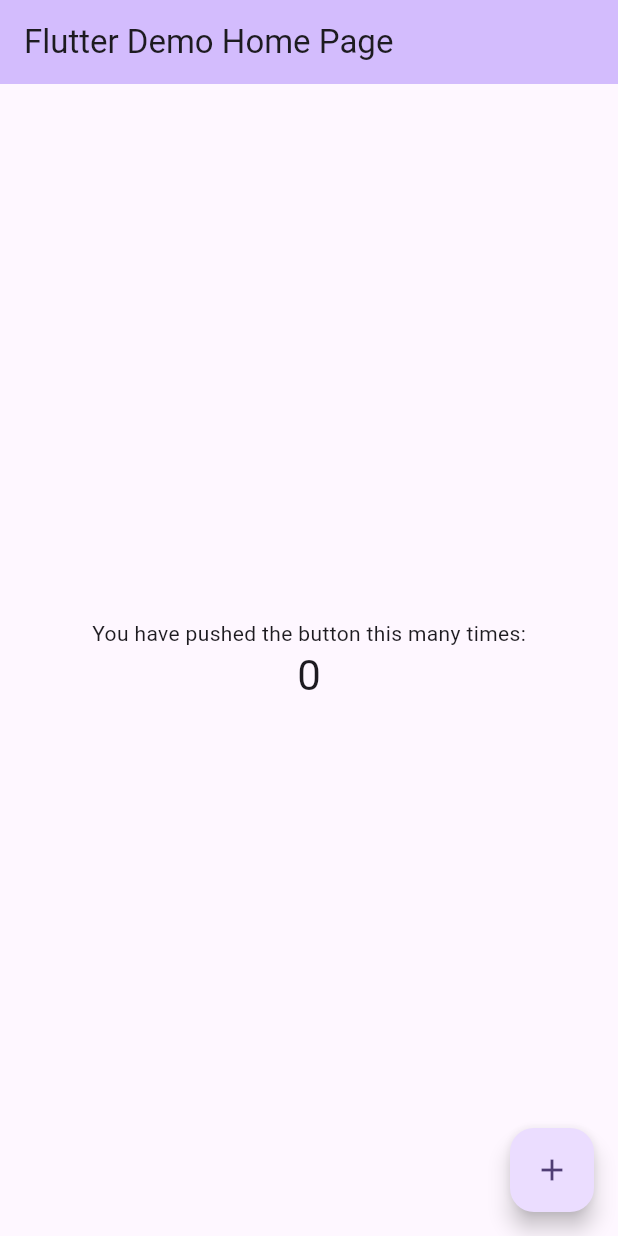
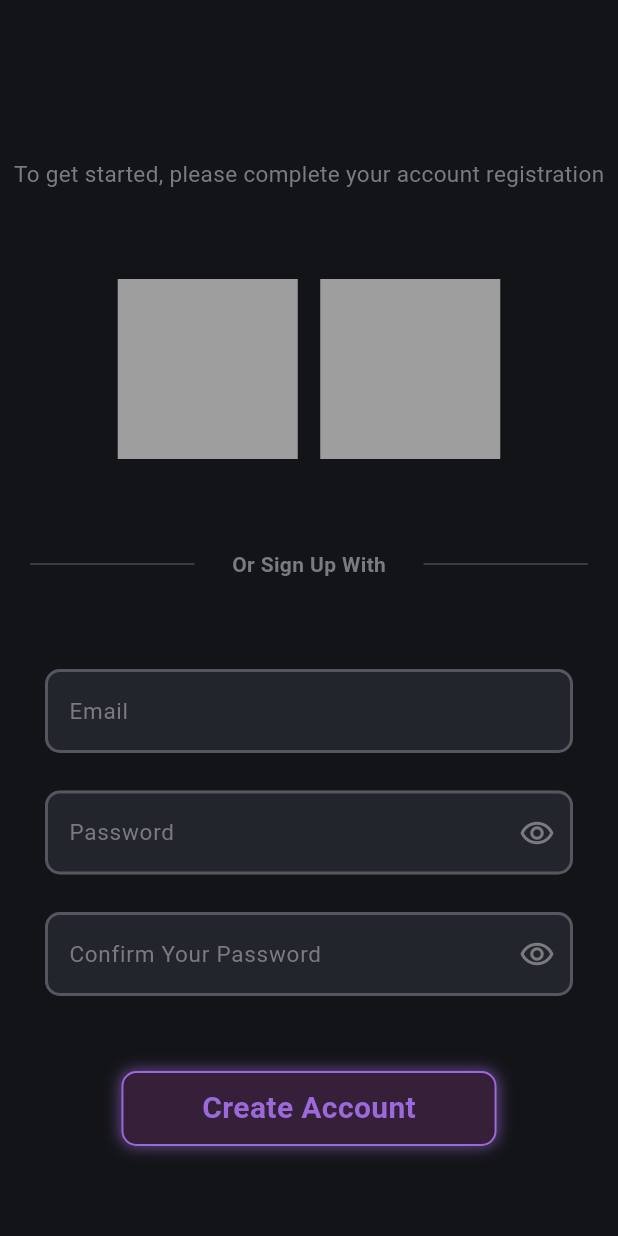
Before and after one commit to incubusdev/loomi, a Flutter app: the screen it shows after launch, on a phone screen of 412 x 824 dp. Run offline on Flutter 3.47's test engine with Material 3 defaults, Android fonts, the phone set to English and light mode, and no system bars; our stand-ins replace get.

Commit message:
i've created  folder structure ,start routes, start login UI and some UI components

```diff
--- /dev/null
+++ b/lib/components/loomi_main_Buttom.dart
@@ -0,0 +1,28 @@
+// ignore_for_file: use_key_in_widget_constructors
+
+import 'package:flutter/material.dart';
+
+class LoomiMainButtom extends StatelessWidget {
+
+  @override
+  Widget build(BuildContext context) {
+    return InkWell(
+    onTap: () {
+
+    },
+      child: Container(
+        height: 50,
+        width: 250,
+        decoration: BoxDecoration(
+
+            boxShadow: [BoxShadow(blurRadius: 8,color: Color.fromARGB(158, 156, 105, 218),spreadRadius: 0.5,)],
+            borderRadius: BorderRadius.circular(10),
+            color: Color.fromARGB(255, 53, 31, 57),
+            border: Border.all(
+            width: 1.3, color: const Color.fromARGB(255, 155, 105, 218))),
+      child: Center(child: Text('Create Account',style: TextStyle(color: Color.fromARGB(255, 155, 105, 218),fontWeight: FontWeight.bold,fontSize: 20),)),
+
+      ),
+    );
+  }
+}
--- /dev/null
+++ b/lib/components/loomi_simple_text.dart
@@ -0,0 +1,24 @@
+// ignore_for_file: must_be_immutable
+
+import 'package:flutter/material.dart';
+
+class LoomiSimpleText extends StatelessWidget {
+  String text;
+  double? fontSize;
+  LoomiSimpleText({
+    Key? key,
+    required this.text,
+    this.fontSize = 15,
+  }) : super(key: key);
+
+  @override
+  Widget build(BuildContext context) {
+    return Text(
+      text,
+      style: TextStyle(
+          fontWeight: FontWeight.w400,
+          color: Color.fromARGB(255, 121, 123, 127),
+          fontSize: fontSize),
+    );
+  }
+}
--- /dev/null
+++ b/lib/components/loomi_textField.dart
@@ -0,0 +1,41 @@
+// ignore_for_file: must_be_immutable
+
+import 'package:flutter/material.dart';
+
+class LoomiTextField extends StatelessWidget {
+  TextEditingController? controller;
+  String? hintText;
+  bool eyeIcon;
+   bool isobscureText;
+  Function()? eyeIconButton;
+  LoomiTextField({this.controller, this.hintText, this.eyeIcon = false,this.isobscureText = false,this.eyeIconButton});
+
+  @override
+  Widget build(BuildContext context) {
+    return TextField(
+       obscureText: isobscureText,
+      style: TextStyle(color: const Color.fromARGB(255, 121, 123, 127)),
+      controller: controller,
+      decoration: InputDecoration(
+          suffixIcon: Visibility(
+              visible: eyeIcon,
+              child: IconButton(
+                onPressed: eyeIconButton,
+                icon: Icon(Icons.remove_red_eye_outlined,color: isobscureText ? Color.fromARGB(255, 121, 123, 127) : const Color.fromARGB(255, 155, 105, 218),),
+              )),
+          enabledBorder: OutlineInputBorder(
+              borderRadius: BorderRadius.circular(10),
+              borderSide: BorderSide(
+                  color: const Color.fromARGB(255, 85, 86, 97), width: 2)),
+          filled: true,
+          fillColor: const Color.fromARGB(255, 35, 37, 44),
+          focusedBorder: OutlineInputBorder(
+              borderSide:
+                  BorderSide(color: Color.fromARGB(255, 85, 86, 97), width: 2),
+              borderRadius: BorderRadius.circular(10)),
+          hintText: hintText,
+          hintStyle: TextStyle(
+              color: Color.fromARGB(255, 121, 123, 127), fontSize: 15)),
+    );
+  }
+}
--- a/lib/main.dart
+++ b/lib/main.dart
@@ -1,4 +1,8 @@
 import 'package:flutter/material.dart';
+import 'package:get/get.dart';
+import 'package:loomiproject/modules/login/blocs/login_bindings.dart';
+import 'package:loomiproject/modules/login/view/login_view.dart';
+import 'package:loomiproject/routes/routes.dart';
 
 void main() {
   runApp(const MyApp());
@@ -10,116 +14,16 @@
   // This widget is the root of your application.
   @override
   Widget build(BuildContext context) {
-    return MaterialApp(
+    return GetMaterialApp(
+initialBinding: LoginBindings(),
+   initialRoute: Routes.LOGIN,
+getPages: Routes.createRoutes(),
       title: 'Flutter Demo',
       theme: ThemeData(
-        // This is the theme of your application.
-        //
-        // TRY THIS: Try running your application with "flutter run". You'll see
-        // the application has a purple toolbar. Then, without quitting the app,
-        // try changing the seedColor in the colorScheme below to Colors.green
-        // and then invoke "hot reload" (save your changes or press the "hot
-        // reload" button in a Flutter-supported IDE, or press "r" if you used
-        // the command line to start the app).
-        //
-        // Notice that the counter didn't reset back to zero; the application
-        // state is not lost during the reload. To reset the state, use hot
-        // restart instead.
-        //
-        // This works for code too, not just values: Most code changes can be
-        // tested with just a hot reload.
         colorScheme: ColorScheme.fromSeed(seedColor: Colors.deepPurple),
         useMaterial3: true,
       ),
-      home: const MyHomePage(title: 'Flutter Demo Home Page'),
+      home: const LoginView(),
     );
   }
 }
-
-class MyHomePage extends StatefulWidget {
-  const MyHomePage({super.key, required this.title});
-
-  // This widget is the home page of your application. It is stateful, meaning
-  // that it has a State object (defined below) that contains fields that affect
-  // how it looks.
-
-  // This class is the configuration for the state. It holds the values (in this
-  // case the title) provided by the parent (in this case the App widget) and
-  // used by the build method of the State. Fields in a Widget subclass are
-  // always marked "final".
-
-  final String title;
-
-  @override
-  State<MyHomePage> createState() => _MyHomePageState();
-}
-
-class _MyHomePageState extends State<MyHomePage> {
-  int _counter = 0;
-
-  void _incrementCounter() {
-    setState(() {
-      // This call to setState tells the Flutter framework that something has
-      // changed in this State, which causes it to rerun the build method below
-      // so that the display can reflect the updated values. If we changed
-      // _counter without calling setState(), then the build method would not be
-      // called again, and so nothing would appear to happen.
-      _counter++;
-    });
-  }
-
-  @override
-  Widget build(BuildContext context) {
-    // This method is rerun every time setState is called, for instance as done
-    // by the _incrementCounter method above.
-    //
-    // The Flutter framework has been optimized to make rerunning build methods
-    // fast, so that you can just rebuild anything that needs updating rather
-    // than having to individually change instances of widgets.
-    return Scaffold(
-      appBar: AppBar(
-        // TRY THIS: Try changing the color here to a specific color (to
-        // Colors.amber, perhaps?) and trigger a hot reload to see the AppBar
-        // change color while the other colors stay the same.
-        backgroundColor: Theme.of(context).colorScheme.inversePrimary,
-        // Here we take the value from the MyHomePage object that was created by
-        // the App.build method, and use it to set our appbar title.
-        title: Text(widget.title),
-      ),
-      body: Center(
-        // Center is a layout widget. It takes a single child and positions it
-        // in the middle of the parent.
-        child: Column(
-          // Column is also a layout widget. It takes a list of children and
-          // arranges them vertically. By default, it sizes itself to fit its
-          // children horizontally, and tries to be as tall as its parent.
-          //
-          // Column has various properties to control how it sizes itself and
-          // how it positions its children. Here we use mainAxisAlignment to
-          // center the children vertically; the main axis here is the vertical
-          // axis because Columns are vertical (the cross axis would be
-          // horizontal).
-          //
-          // TRY THIS: Invoke "debug painting" (choose the "Toggle Debug Paint"
-          // action in the IDE, or press "p" in the console), to see the
-          // wireframe for each widget.
-          mainAxisAlignment: MainAxisAlignment.center,
-          children: <Widget>[
-            const Text(
-              'You have pushed the button this many times:',
-            ),
-            Text(
-              '$_counter',
-              style: Theme.of(context).textTheme.headlineMedium,
-            ),
-          ],
-        ),
-      ),
-      floatingActionButton: FloatingActionButton(
-        onPressed: _incrementCounter,
-        tooltip: 'Increment',
-        child: const Icon(Icons.add),
-      ), // This trailing comma makes auto-formatting nicer for build methods.
-    );
-  }
-}
--- /dev/null
+++ b/lib/modules/login/blocs/login_bindings.dart
@@ -0,0 +1,11 @@
+import 'package:get/get.dart';
+import 'package:loomiproject/modules/login/blocs/login_controller.dart';
+
+class LoginBindings implements Bindings {
+  @override
+  void dependencies() {
+
+Get.put(LoginController());
+
+  }
+}
--- /dev/null
+++ b/lib/modules/login/blocs/login_controller.dart
@@ -0,0 +1,14 @@
+import 'package:flutter/material.dart';
+import 'package:get/get.dart';
+
+class LoginController extends GetxController {
+
+
+RxBool icon =  true.obs;
+TextEditingController emailTxt = TextEditingController();
+TextEditingController passwordTxt = TextEditingController();
+TextEditingController confirmPasswordTxt = TextEditingController();
+
+
+
+}
--- /dev/null
+++ b/lib/modules/login/view/login_view.dart
@@ -0,0 +1,137 @@
+import 'package:flutter/material.dart';
+import 'package:get/get.dart';
+import 'package:loomiproject/components/loomi_simple_text.dart';
+import 'package:loomiproject/components/loomi_textField.dart';
+import 'package:loomiproject/modules/login/blocs/login_controller.dart';
+
+import '../../../components/loomi_main_Buttom.dart';
+
+class LoginView extends GetView<LoginController> {
+  const LoginView({super.key});
+
+  @override
+  Widget build(BuildContext context) {
+    return Scaffold(
+      backgroundColor: Color.fromARGB(255, 19, 20, 24),
+      //  appBar: AppBar(title: const Text(''),),
+      body: Container(
+// height: Get.height,
+        color: const Color.fromARGB(255, 19, 20, 24),
+        child: Column(
+          mainAxisAlignment: MainAxisAlignment.end,
+          children: [
+         Center(child: LoomiSimpleText(text: 'To get started, please complete your account registration',)),
+            SizedBox(height: 60),
+              Row(
+mainAxisAlignment: MainAxisAlignment.center,
+children: [
+           Container(height: 120,width: 120, color: Colors.grey,),
+            SizedBox(width: 15),
+           Container(height: 120,width: 120, color: Colors.grey,),
+]),
+            SizedBox(height: 60),
+            dividerSignUPWith(),
+            SizedBox(height: 60),
+            emailTextField(),
+            SizedBox(height: 25),
+            passWordTextField(),
+            SizedBox(height: 25),
+            confirmPassWordTextField(),
+            SizedBox(height: 25),
+            Padding(
+              padding: const EdgeInsets.only(
+                  bottom: 60, top: 25, left: 20, right: 20),
+              child: LoomiMainButtom(),
+            )
+          ],
+        ),
+      ),
+    );
+  }
+
+  Row dividerSignUPWith() {
+    return Row(
+            mainAxisAlignment: MainAxisAlignment.center,
+            crossAxisAlignment: CrossAxisAlignment.center,
+            children: [
+              Expanded(
+                child: Padding(
+                  padding: const EdgeInsets.only(left: 20),
+                  child: Container(
+                      width: Get.width * .25,
+                      child: const Divider(
+                        thickness: 0.5,
+                        color: Color.fromARGB(255, 121, 123, 127),
+                      )),
+                ),
+              ),
+              SizedBox(width: 25),
+              const Text(
+                'Or Sign Up With',
+                style: TextStyle(
+                    color: Color.fromARGB(255, 121, 123, 127),
+                    fontWeight: FontWeight.w600),
+              ),
+              SizedBox(width: 25),
+              Expanded(
+                child: Padding(
+                  padding: const EdgeInsets.only(right: 20),
+                  child: Container(
+                      // width: Get.width * .25,
+                      child: const Divider(
+                        thickness: 0.5,
+                        color: Color.fromARGB(255, 121, 123, 127),
+                      )),
+                ),
+              ),
+            ],
+          );
+  }
+
+  Obx emailTextField() {
+    return Obx(() {
+      controller.icon.value;
+      return Padding(
+        padding: const EdgeInsets.symmetric(horizontal: 30),
+        child: LoomiTextField(
+          controller: controller.emailTxt,
+          hintText: 'Email',
+        ),
+      );
+    });
+  }
+
+  Obx passWordTextField() {
+    return Obx(() {
+      controller.icon.value;
+      return Padding(
+        padding: const EdgeInsets.symmetric(horizontal: 30),
+        child: LoomiTextField(
+            controller: controller.passwordTxt,
+            hintText: 'Password',
+            eyeIcon: true,
+            isobscureText: controller.icon.value,
+            eyeIconButton: () {
+              controller.icon.value = !controller.icon.value;
+            }),
+      );
+    });
+  }
+
+  Obx confirmPassWordTextField() {
+    return Obx(() {
+      controller.icon.value;
+      return Padding(
+        padding: const EdgeInsets.symmetric(horizontal: 30),
+        child: LoomiTextField(
+            controller: controller.confirmPasswordTxt,
+            hintText: 'Confirm Your Password',
+            eyeIcon: true,
+            isobscureText: controller.icon.value,
+            eyeIconButton: () {
+              controller.icon.value = !controller.icon.value;
+            }),
+      );
+    });
+  }
+}
--- /dev/null
+++ b/lib/routes/routes.dart
@@ -0,0 +1,38 @@
+
+import 'package:flutter/material.dart';
+import 'package:get/get_navigation/src/routes/get_route.dart';
+import 'package:get/get_navigation/src/routes/transitions_type.dart';
+import 'package:loomiproject/modules/login/blocs/login_bindings.dart';
+import 'package:loomiproject/modules/login/view/login_view.dart';
+
+class Routes {
+
+
+  static const String LOGIN = '/login';
+  static const String HOME = '/home';
+
+
+
+  static List<GetPage<dynamic>>? createRoutes() {
+
+         return [ GetPage(
+        name: Routes.LOGIN,
+        page: () => LoginView(),
+        binding: LoginBindings(),
+        transition: Transition.rightToLeft,
+        curve: Curves.easeInOut
+      ),
+
+//-------------------------------------------------------------------------------------------------
+          GetPage(
+        name: Routes.HOME,
+        page: () => LoginView(),
+        binding: LoginBindings(),
+        transition: Transition.rightToLeft,
+        curve: Curves.easeInOut
+      )];
+
+  }
+
+
+}
--- a/pubspec.yaml
+++ b/pubspec.yaml
@@ -30,7 +30,7 @@ environment:
 dependencies:
   flutter:
     sdk: flutter
-
+  get:
 
   # The following adds the Cupertino Icons font to your application.
   # Use with the CupertinoIcons class for iOS style icons.
```
Also changed, not shown: pubspec.lock.
